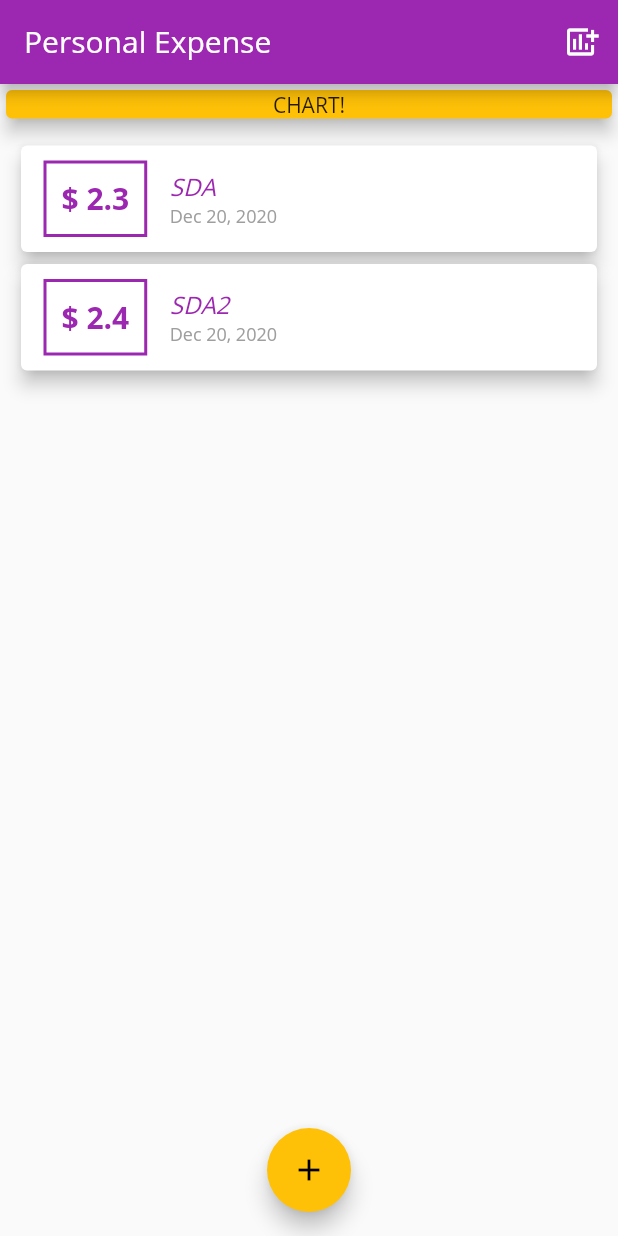
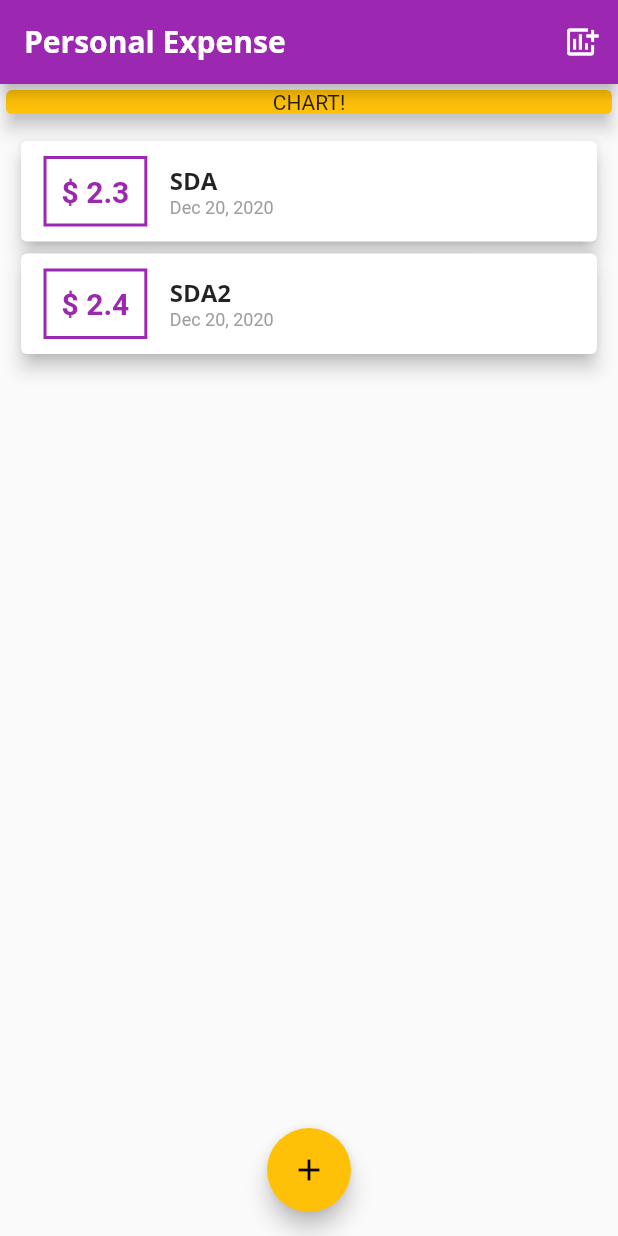
Before and after one commit to SyedDaniyalAli-SDA/Personal_Expense_Calculator, a Flutter app: the screen it shows after launch, on a phone screen of 412 x 824 dp. Run offline on Flutter 3.47's test engine with Material 2 defaults, Android fonts, the light colour scheme and no system bars.

Commit message:
Add Styling

```diff
--- a/lib/main.dart
+++ b/lib/main.dart
@@ -19,7 +19,26 @@ class MyApp extends StatelessWidget {
       theme: ThemeData(
         primarySwatch: Colors.purple,
         accentColor: Colors.amber,
-        fontFamily: 'OpenSans',
+        fontFamily: 'Quicksand',
+        textTheme: ThemeData.light().textTheme.copyWith(
+              headline1: TextStyle(
+                  fontSize: 25,
+                  fontWeight: FontWeight.bold,
+                  fontFamily: 'OpenSans'),
+              headline6: TextStyle(
+                  fontSize: 16,
+                  fontWeight: FontWeight.bold,
+                  fontFamily: 'OpenSans'),
+            ),
+        appBarTheme: AppBarTheme(
+          textTheme: ThemeData.light().textTheme.copyWith(
+                headline6: TextStyle(
+                  fontSize: 20,
+                  fontFamily: 'OpenSans',
+                  fontWeight: FontWeight.bold,
+                ),
+              ),
+        ),
       ),
     );
   }
--- a/lib/widgets/transaction_list.dart
+++ b/lib/widgets/transaction_list.dart
@@ -40,11 +40,7 @@ class TransactionList extends StatelessWidget {
                   children: [
                     Text(
                       transaction[indexNumber].title,
-                      style: TextStyle(
-                        color: Theme.of(context).primaryColor,
-                        fontSize: 16,
-                        fontStyle: FontStyle.italic,
-                      ),
+                      style: Theme.of(context).textTheme.headline6,
                     ),
                     Text(
                       DateFormat.yMMMd().format(transaction[indexNumber].date),
```
